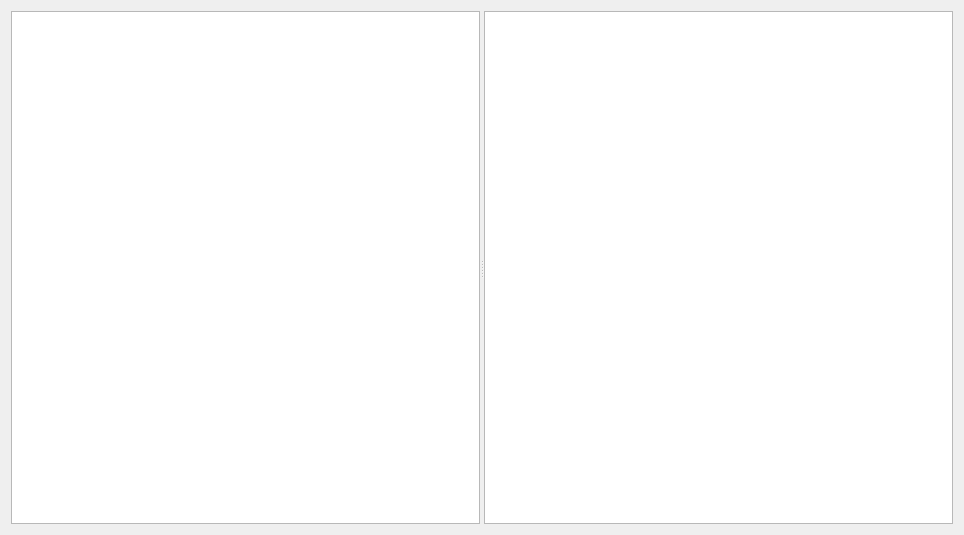
This is src/Gui/Library/GUI_DirectoryView.ui in Inferno214221/sayonara-player as Qt 5 draws it before an edit. The edited form follows.
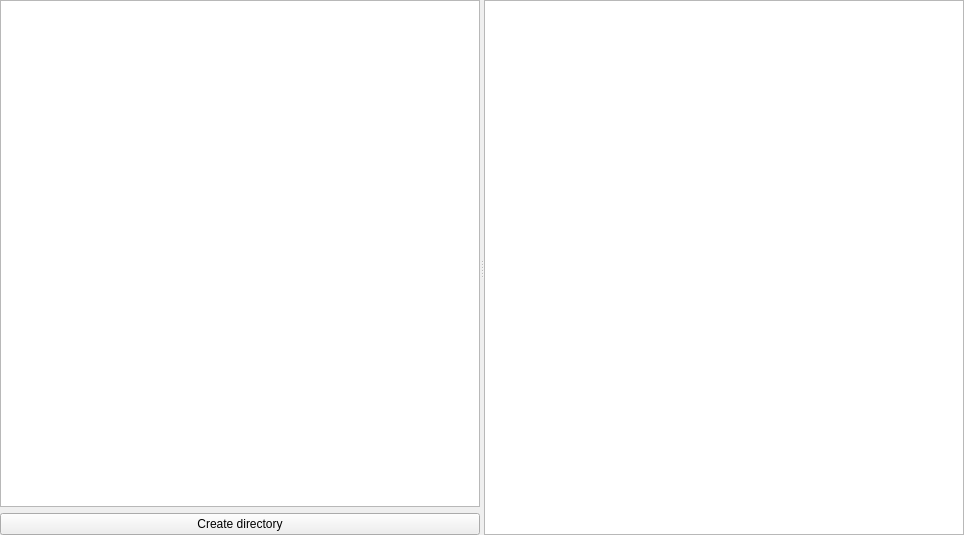
This is the edited form. Custom widgets are drawn as their Qt base class.

Commit message: 88: make the info dialog working again

```diff
--- a/src/Gui/Library/GUI_DirectoryView.ui
+++ b/src/Gui/Library/GUI_DirectoryView.ui
@@ -11,11 +11,26 @@
    </rect>
   </property>
   <layout class="QGridLayout" name="gridLayout">
+   <property name="leftMargin">
+    <number>0</number>
+   </property>
+   <property name="topMargin">
+    <number>0</number>
+   </property>
+   <property name="rightMargin">
+    <number>0</number>
+   </property>
+   <property name="bottomMargin">
+    <number>0</number>
+   </property>
    <item row="0" column="0">
     <widget class="QSplitter" name="splitter">
      <property name="orientation">
       <enum>Qt::Horizontal</enum>
      </property>
+     <widget class="QWidget" name="verticalLayoutWidget">
+      <layout class="QVBoxLayout" name="verticalLayout">
+       <item>
      <widget class="DirectoryTreeView" name="tv_dirs">
       <property name="alternatingRowColors">
        <bool>true</bool>
@@ -29,6 +44,20 @@
       <attribute name="headerVisible">
        <bool>false</bool>
       </attribute>
+        </widget>
+       </item>
+       <item>
+        <layout class="QHBoxLayout" name="horizontalLayout">
+         <item>
+          <widget class="QPushButton" name="btn_createDir">
+           <property name="text">
+            <string notr="true">Create directory</string>
+           </property>
+          </widget>
+         </item>
+        </layout>
+       </item>
+      </layout>
      </widget>
      <widget class="FileListView" name="lv_files">
       <property name="alternatingRowColors">
```
Lines whose indentation alone changed are shown as unchanged. The commit also changes 6 other files.
